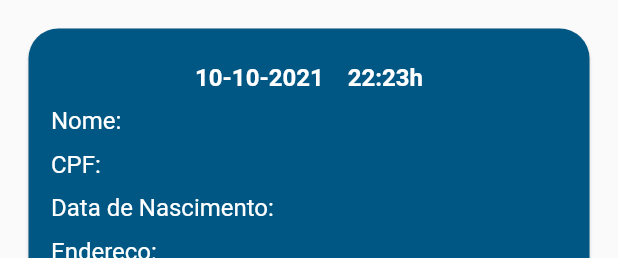
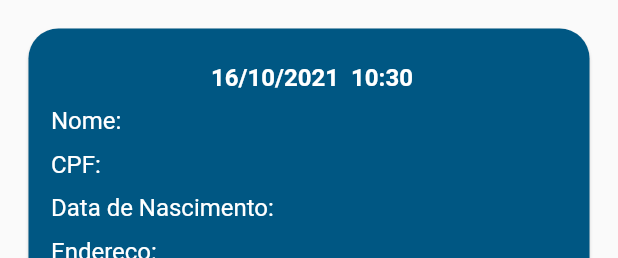
Before and after one commit to karoldm/rota-segura-app, a Flutter app: the CardWidget widget shown alone on an empty page, opened directly with empty values, on a phone screen of 412 x 824 dp. Shown: the top 258 px of the screen. Run offline on Flutter 3.47's test engine with Material 2 defaults, Android fonts, the phone set to English and light mode, and no system bars; our stand-ins replace cloud_firestore, firebase_auth, firebase_core, firebase_storage, google_maps_flutter, image_picker and 1 more; accounts and stored records are empty; network calls fail.

Commit message:
date to card

```diff
--- a/lib/models/user.dart
+++ b/lib/models/user.dart
@@ -29,6 +29,7 @@ class UserModel extends Model {
 
     Map<String, dynamic> data = this._userData!;
     data['id'] = this._user!.uid;
+    data['date'] = DateTime.now();
 
     await _db.collection('chamadas').doc(_user!.uid).get().then((value) async {
       if (!value.exists) {
--- a/lib/screens/admin/userRoute.dart
+++ b/lib/screens/admin/userRoute.dart
@@ -8,7 +8,6 @@ import 'package:rota_segura_app/models/admin.dart';
 //screens
 import 'package:rota_segura_app/screens/admin/help.dart';
 import 'package:rota_segura_app/screens/admin/home.dart';
-import 'package:rota_segura_app/screens/admin/userInfoMarker.dart';
 
 //libraries
 import 'package:scoped_model/scoped_model.dart';
--- a/lib/widgets/card.dart
+++ b/lib/widgets/card.dart
@@ -1,7 +1,7 @@
 // ignore_for_file: import_of_legacy_library_into_null_safe
 
 import 'package:flutter/material.dart';
-import 'dart:convert';
+import 'package:intl/intl.dart';
 
 //models
 import 'package:rota_segura_app/models/admin.dart';
@@ -12,7 +12,6 @@ import 'package:rota_segura_app/screens/admin/userRoute.dart';
 
 //librearies
 import 'package:scoped_model/scoped_model.dart';
-import 'package:google_maps_flutter/google_maps_flutter.dart';
 
 //widgets
 import 'package:rota_segura_app/widgets/button.dart';
@@ -40,6 +39,8 @@ class _CardWidgetState extends State<CardWidget> {
 
     final _textMarkers = widget._data['textMarkers'] as Map<String, dynamic>;
 
+    final _date = widget._data['date'];
+
     return ScopedModelDescendant<AdminModel>(
         builder: (context, child, adminModel) {
       return Padding(
@@ -56,7 +57,9 @@ class _CardWidgetState extends State<CardWidget> {
                       Align(
                         alignment: Alignment.center,
                         child: Text(
-                          "10-10-2021    22:23h",
+                          DateFormat(" dd/MM/yyyy  HH:mm").format(
+                              DateTime.fromMicrosecondsSinceEpoch(
+                                  _date.microsecondsSinceEpoch)),
                           style: TextStyle(
                               color: Colors.white,
                               fontSize: 16.0,
```
